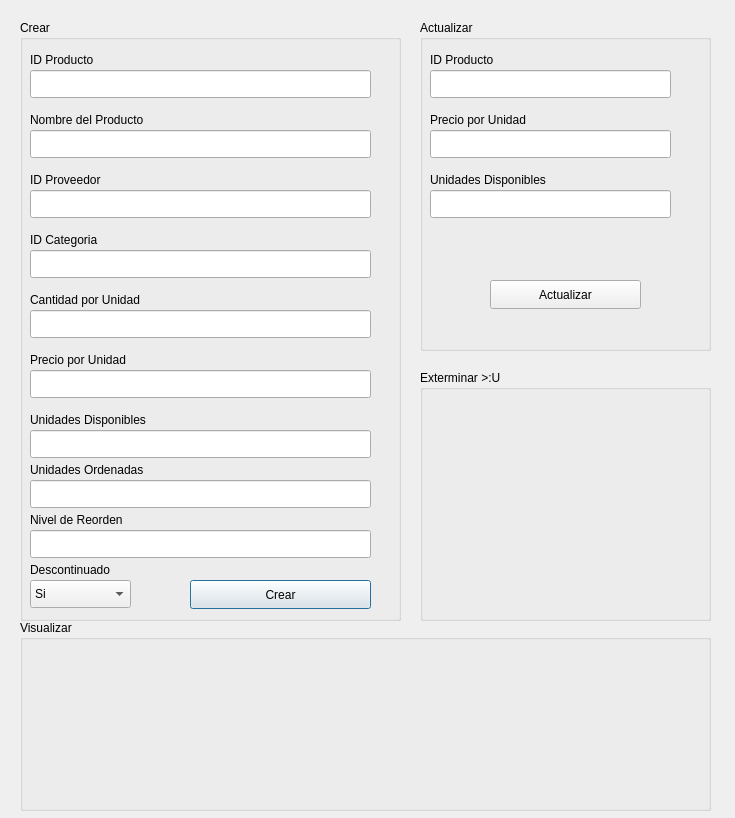
Qt form productoscrud.ui (jairoaguilarts/Desktop-App-Proyect) before a commit.
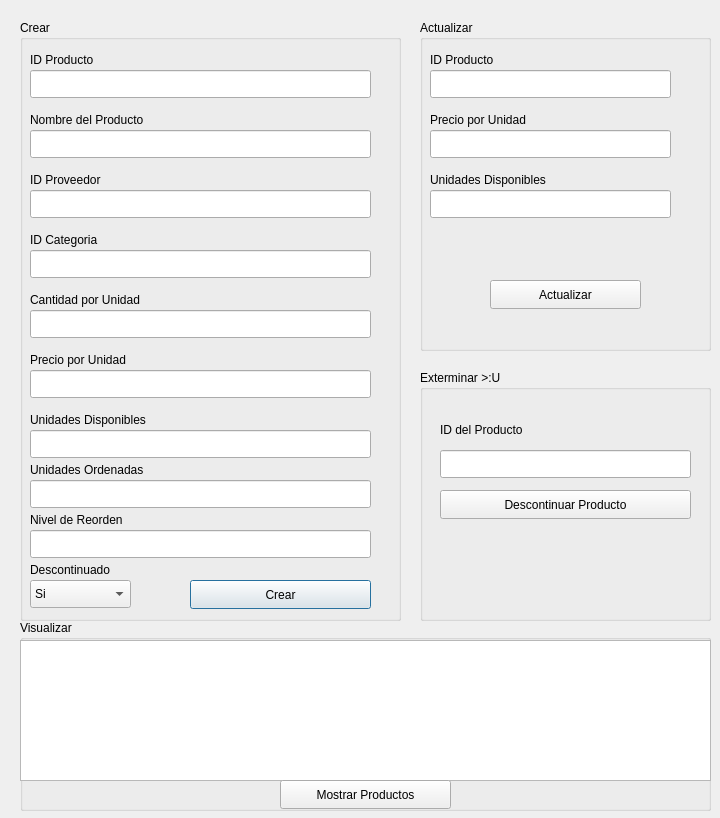
The same form after that commit.

Commit message: Add tabla productos

Patch:
```diff
--- a/productoscrud.ui
+++ b/productoscrud.ui
@@ -6,7 +6,7 @@
    <rect>
     <x>0</x>
     <y>0</y>
-    <width>735</width>
+    <width>720</width>
     <height>818</height>
    </rect>
   </property>
@@ -386,6 +386,42 @@
    <property name="title">
     <string>Exterminar &gt;:U</string>
    </property>
+   <widget class="QPushButton" name="PB_DescProd">
+    <property name="geometry">
+     <rect>
+      <x>20</x>
+      <y>120</y>
+      <width>251</width>
+      <height>29</height>
+     </rect>
+    </property>
+    <property name="text">
+     <string>Descontinuar Producto</string>
+    </property>
+   </widget>
+   <widget class="QLineEdit" name="LE_E_ID">
+    <property name="geometry">
+     <rect>
+      <x>20</x>
+      <y>80</y>
+      <width>251</width>
+      <height>28</height>
+     </rect>
+    </property>
+   </widget>
+   <widget class="QLabel" name="label_14">
+    <property name="geometry">
+     <rect>
+      <x>20</x>
+      <y>50</y>
+      <width>151</width>
+      <height>20</height>
+     </rect>
+    </property>
+    <property name="text">
+     <string>ID del Producto</string>
+    </property>
+   </widget>
   </widget>
   <widget class="QGroupBox" name="groupBox_4">
    <property name="geometry">
@@ -399,6 +435,29 @@
    <property name="title">
     <string>Visualizar</string>
    </property>
+   <widget class="QTableWidget" name="tabla_productos">
+    <property name="geometry">
+     <rect>
+      <x>0</x>
+      <y>20</y>
+      <width>691</width>
+      <height>141</height>
+     </rect>
+    </property>
+   </widget>
+   <widget class="QPushButton" name="PB_MostrarProd">
+    <property name="geometry">
+     <rect>
+      <x>260</x>
+      <y>160</y>
+      <width>171</width>
+      <height>29</height>
+     </rect>
+    </property>
+    <property name="text">
+     <string>Mostrar Productos</string>
+    </property>
+   </widget>
   </widget>
  </widget>
  <resources/>
```
The commit also changes 5 other files.
